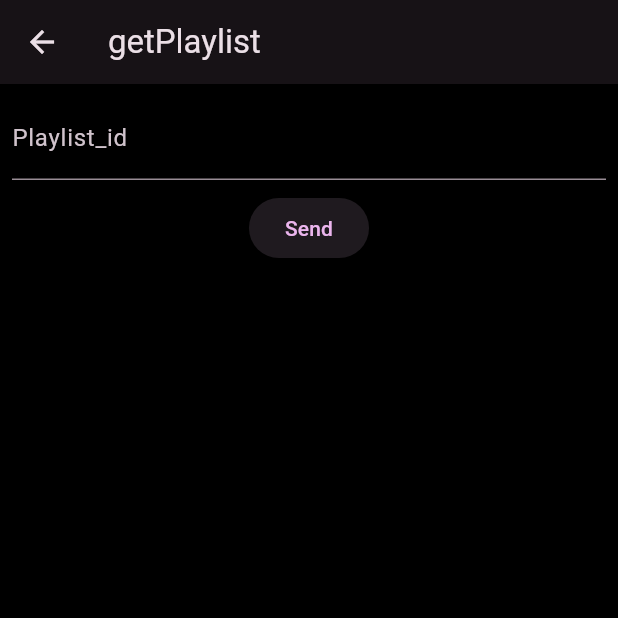
After one commit to stefano-dannunzio/ConsumifyApp, a Flutter app: the GetPlaylistScreen screen opened directly, on a phone screen of 412 x 824 dp, the top half of it. The commit adds this screen. Run offline on Flutter 3.47's test engine with Material 3 defaults, Android fonts, the phone set to English and light mode, and no system bars; our stand-ins replace carousel_slider, get, google_fonts, just_audio.

Commit message:
getPlaylist fixed and getPlaylistResponse finished

```diff
--- a/lib/screens/api/api_testing_screen.dart
+++ b/lib/screens/api/api_testing_screen.dart
@@ -52,10 +52,10 @@ class _ApiTestingScreenState extends State<ApiTestingScreen> {
               },
             ),
             ListTile(
-              title: const Text('getPlaylistTracks'),
+              title: const Text('getPlaylist'),
               onTap: () {
                 _scaffoldKey.currentState!.openEndDrawer();
-                Get.to(PlaylistTracksScreen());
+                Get.to(GetPlaylistScreen());
               },
             ),
             ListTile(
--- /dev/null
+++ b/lib/screens/api/playlists/getPlaylist_screen.dart
@@ -0,0 +1,58 @@
+import 'package:consumify/screens/screens.dart';
+import 'package:consumify/services/services.dart';
+import 'package:flutter/material.dart';
+import 'package:get/get.dart';
+
+class GetPlaylistScreen extends StatefulWidget {
+  const GetPlaylistScreen({super.key});
+
+  @override
+  // ignore: library_private_types_in_public_api
+  _GetPlaylistScreenState createState() => _GetPlaylistScreenState();
+}
+
+class _GetPlaylistScreenState extends State<GetPlaylistScreen> {
+  final _formKey = GlobalKey<FormState>();
+  String _idPlaylist = '';
+
+  @override
+  Widget build(BuildContext context) {
+    return Scaffold(
+      appBar: AppBar(
+        title: const Text('getPlaylist'),
+      ),
+      body: Form(
+        key: _formKey,
+        child: Column(
+          children: [
+            Container(
+              padding: EdgeInsets.all(8.0),
+              alignment: Alignment.centerLeft,
+              child: TextFormField(
+                decoration: const InputDecoration(labelText: 'Playlist_id'),
+                onSaved: (value) => _idPlaylist = value!,
+              ),
+            ),
+            ElevatedButton(
+              onPressed: () {
+                if (_formKey.currentState!.validate()) {
+                  _formKey.currentState!.save();
+                  // Aquí puedes hacer la solicitud a la API
+                  final future = PlaylistService().getPlaylist(_idPlaylist);
+                  Get.to(GetPlaylistResponseScreen(
+                    future: future,
+                    titulo: 'nombrePlaylist',
+                    creador: 'creador',
+                    image: 'imagenPlaylist',
+                    id: 'id',
+                  ));
+                }
+              },
+              child: const Text('Send'),
+            ),
+          ],
+        ),
+      ),
+    );
+  }
+}
--- a/lib/screens/screens.dart
+++ b/lib/screens/screens.dart
@@ -8,9 +8,10 @@ export 'package:consumify/screens/api/tracks/recom_screen.dart';
 export 'package:consumify/screens/api/tracks/recom_by_id_screen.dart';
 export 'package:consumify/screens/api/tracks/recom_by_artist_screen.dart';
 export 'package:consumify/screens/api/response/api_response_screen.dart';
+export 'package:consumify/screens/api/response/getPlaylist_response_screen.dart';
 export 'package:consumify/screens/api/response/recommendations_response_screen.dart';
 export 'package:consumify/screens/api/response/intermediate_response_screen.dart';
 export 'package:consumify/screens/api/albums/getalbum_screen.dart';
 export 'package:consumify/screens/api/artists/getartistalbum_screen.dart';
-export 'package:consumify/screens/api/playlists/playlists_screen.dart';
+export 'package:consumify/screens/api/playlists/getplaylist_screen.dart';
 export 'package:consumify/screens/api/playlists/playlists_artist_screen.dart';
--- a/lib/services/playlists_service.dart
+++ b/lib/services/playlists_service.dart
@@ -2,7 +2,19 @@ import 'package:http/http.dart' as http;
 import 'dart:convert';
 
 class PlaylistService {
-  final String apiUrl = 'http://consumify-api.onrender.com';
+  final String apiUrl = 'https://maxiozonas-consumify.onrender.com';
+
+  Future<List<dynamic>> getPlaylist(String idPlaylist) async {
+    final response = await http.get(Uri.parse('$apiUrl/playlist/$idPlaylist'));
+
+    if (response.statusCode == 200) {
+      print('Response body: ${response.body}');
+      return jsonDecode(response.body);
+    } else {
+      throw Exception('Failed to load playlist');
+    }
+  }
+
 
   Future<List<dynamic>> getPlaylistTracks(String idPlaylist) async {
     final Uri uri =
```
Also changed, not shown: lib/screens/api/playlists/getPlaylist_artist_screen.dart (renamed from lib/screens/api/playlists/playlists_screen.dart, +17 -14 lines), lib/screens/api/playlists/playlists_artist_screen.dart (deleted, +0 -57 lines), lib/screens/api/response/getPlaylist_response_screen.dart (added, +91 -0 lines), 7 other files.
